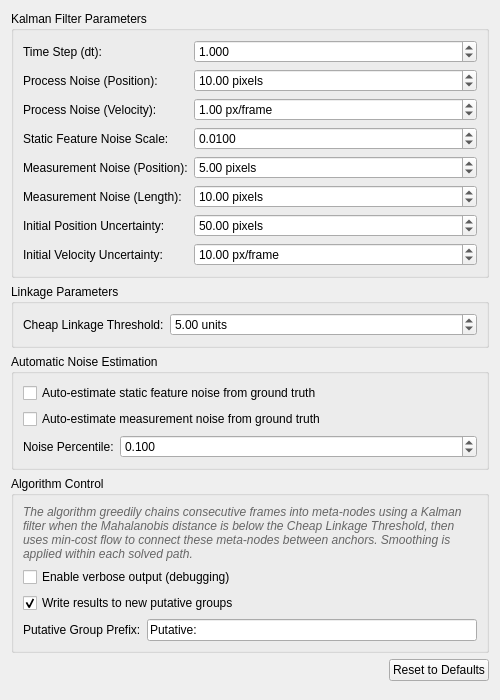
This is src/WhiskerToolbox/DataTransform_Widget/Lines/Line_Kalman_Grouping/LineKalmanGrouping_Widget.ui in paulmthompson/WhiskerToolbox as Qt 5 draws it before an edit. The edited form follows.
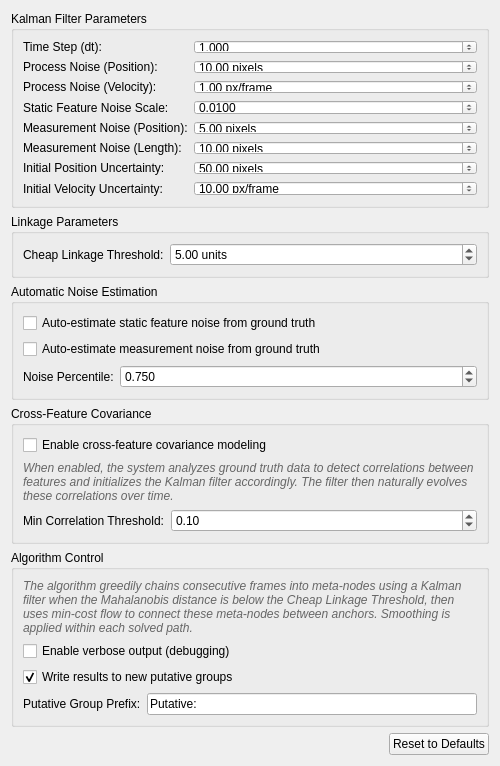
This is the edited form.

Commit message: add correlation matrix to filtering interface

Diff of the .ui file:
```diff
--- a/src/WhiskerToolbox/DataTransform_Widget/Lines/Line_Kalman_Grouping/LineKalmanGrouping_Widget.ui
+++ b/src/WhiskerToolbox/DataTransform_Widget/Lines/Line_Kalman_Grouping/LineKalmanGrouping_Widget.ui
@@ -387,6 +387,70 @@
         </property>
         <property name="minimum">
          <double>0.010000000000000</double>
+        </property>
+        <property name="maximum">
+         <double>1.000000000000000</double>
+        </property>
+        <property name="singleStep">
+         <double>0.050000000000000</double>
+        </property>
+        <property name="value">
+         <double>0.750000000000000</double>
+        </property>
+       </widget>
+      </item>
+     </layout>
+    </widget>
+   </item>
+   <item>
+    <widget class="QGroupBox" name="crossCovarianceGroupBox">
+     <property name="title">
+      <string>Cross-Feature Covariance</string>
+     </property>
+     <layout class="QFormLayout" name="crossCovFormLayout">
+      <item row="0" column="0" colspan="2">
+       <widget class="QCheckBox" name="enableCrossCovarianceCheckBox">
+        <property name="text">
+         <string>Enable cross-feature covariance modeling</string>
+        </property>
+        <property name="toolTip">
+         <string>Model correlations between features (e.g., position-length coupling due to camera clipping). Correlations are automatically estimated from ground truth data.</string>
+        </property>
+       </widget>
+      </item>
+      <item row="1" column="0" colspan="2">
+       <widget class="QLabel" name="crossCovExplanationLabel">
+        <property name="text">
+         <string>When enabled, the system analyzes ground truth data to detect correlations between features and initializes the Kalman filter accordingly. The filter then naturally evolves these correlations over time.</string>
+        </property>
+        <property name="styleSheet">
+         <string>QLabel { color: #666; font-style: italic; font-size: 9pt; }</string>
+        </property>
+        <property name="wordWrap">
+         <bool>true</bool>
+        </property>
+       </widget>
+      </item>
+      <item row="2" column="0">
+       <widget class="QLabel" name="minCorrelationLabel">
+        <property name="text">
+         <string>Min Correlation Threshold:</string>
+        </property>
+        <property name="toolTip">
+         <string>Minimum absolute correlation coefficient to include. Weak correlations below this threshold are treated as zero (independent features).</string>
+        </property>
+       </widget>
+      </item>
+      <item row="2" column="1">
+       <widget class="QDoubleSpinBox" name="minCorrelationThresholdSpinBox">
+        <property name="toolTip">
+         <string>Minimum absolute correlation coefficient to include. Typical range: 0.05 to 0.2</string>
+        </property>
+        <property name="decimals">
+         <number>2</number>
+        </property>
+        <property name="minimum">
+         <double>0.000000000000000</double>
         </property>
         <property name="maximum">
          <double>1.000000000000000</double>
```
Left out of the diff: 2 changed lines with no effect on the pictures. The commit also changes 8 other files.
